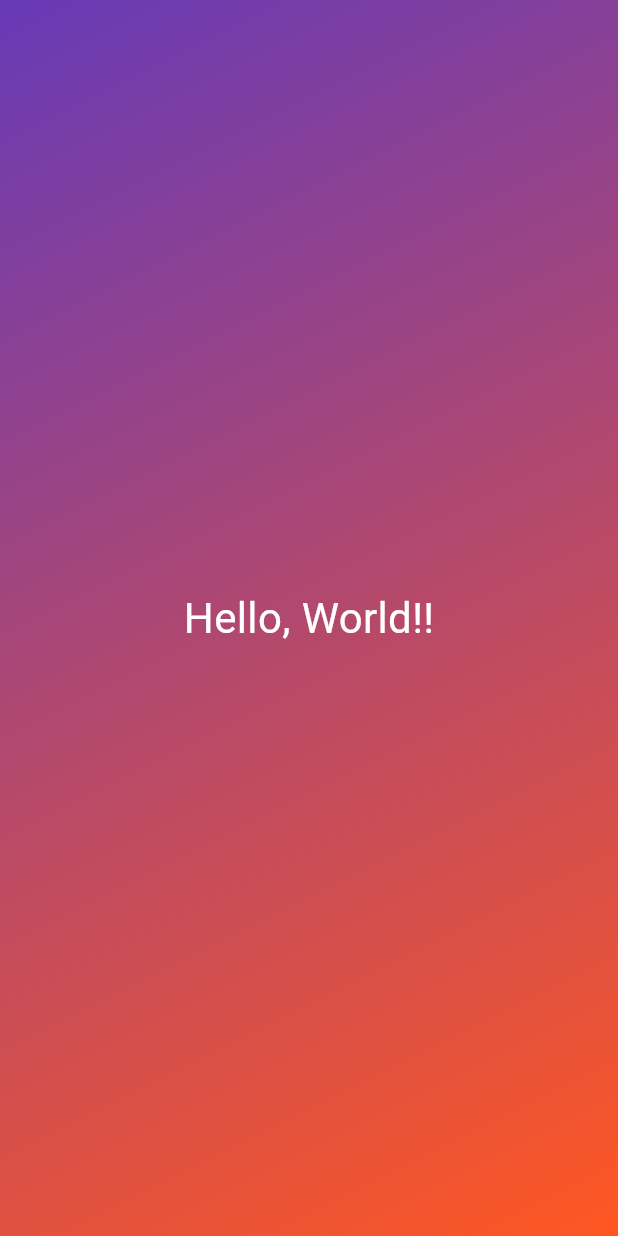
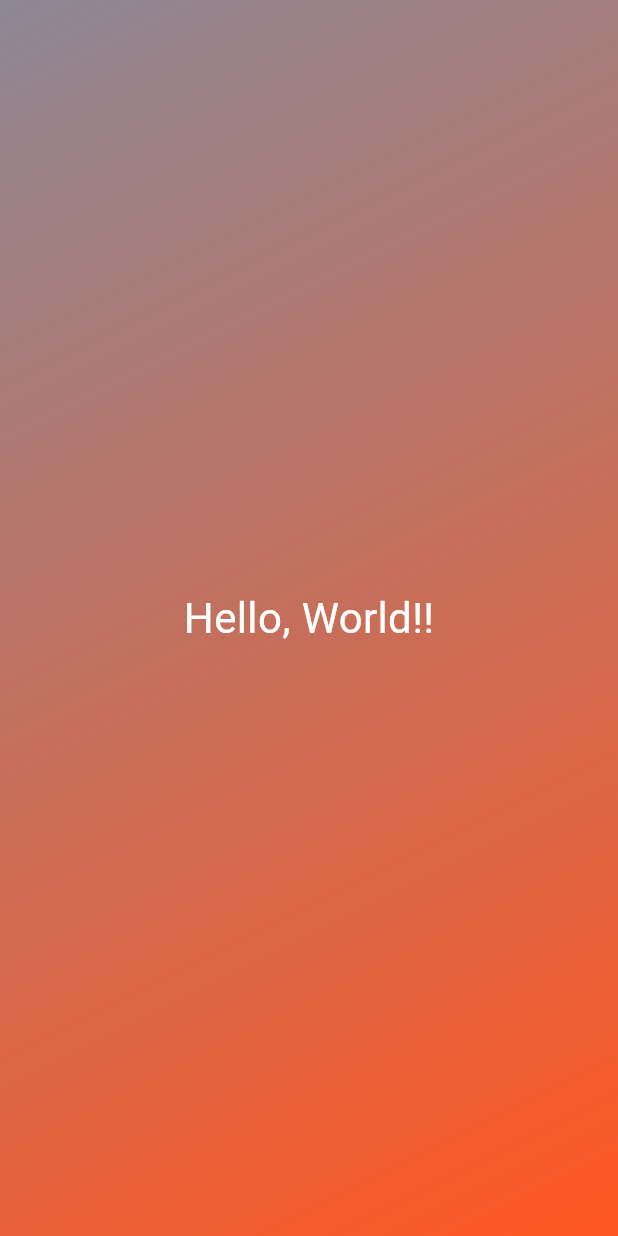
Before and after one commit to maonyanta/udemy-roll-dice-app, a Flutter app: the screen it shows after launch, on a phone screen of 412 x 824 dp. Run offline on Flutter 3.47's test engine with Material 3 defaults, Android fonts, the phone set to English and light mode, and no system bars.

Commit message:
use variables for alignment

```diff
--- a/lib/gradient_container.dart
+++ b/lib/gradient_container.dart
@@ -1,5 +1,8 @@
 import 'package:flutter/material.dart';
 import 'package:roll_dice_app/styled_text.dart';
+
+var startAlignment = Alignment.topLeft;
+var endAlignment = Alignment.bottomRight;
 
 class GradientContainer extends StatelessWidget {
   const GradientContainer({super.key});
@@ -7,14 +10,14 @@ class GradientContainer extends StatelessWidget {
   @override
   Widget build(context) {
     return Container(
-          decoration: const BoxDecoration(
+          decoration: BoxDecoration(
             gradient: LinearGradient(
-              colors: [
-                Color.fromRGBO(103, 58, 183, 1),
+              colors: const [
+                Color.fromRGBO(140, 135, 148, 1),
                 Color.fromRGBO(255, 87, 34, 1),
               ],
-              begin: Alignment.topLeft,
-              end: Alignment.bottomRight,
+              begin: startAlignment, //Alignment.topLeft,
+              end: endAlignment, //Alignment.bottomRight,
             ),
           ),
           child: const Center(
```
